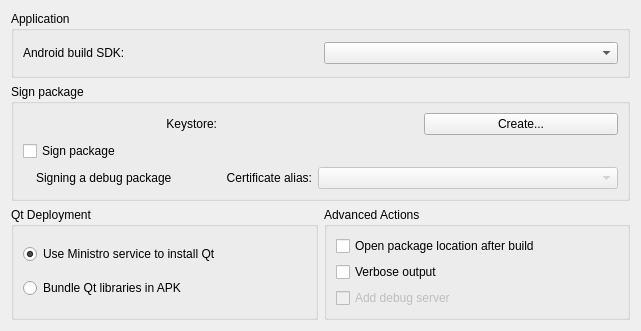
This is src/plugins/android/androidbuildapkwidget.ui in qt-creator/qt-creator as Qt 5 draws it before an edit. The edited form follows.
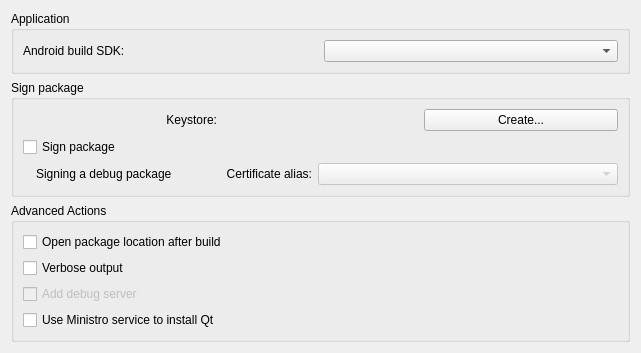
This is the edited form. Custom widgets are drawn as their Qt base class.

Commit message:
Android: turn "use Ministro" into a checkbox
Ministro is an advanced deployment option which requires knowledge of
how to set up and maintain a Ministro repository. Place it with the
other advanced options instead of as a checkbox alongside the normal
deployent mechanism which is used by default and probably in the vast
majority of cases, in order to reduce cognitive load on the user and
clean up the UI a bit (since two options in a radio selection doesn't
make much sense).

Task-number: QTBUG-62995

What changed in the file:
```diff
--- a/src/plugins/android/androidbuildapkwidget.ui
+++ b/src/plugins/android/androidbuildapkwidget.ui
@@ -7,7 +7,7 @@
     <x>0</x>
     <y>0</y>
     <width>641</width>
-    <height>331</height>
+    <height>349</height>
    </rect>
   </property>
   <property name="windowTitle">
@@ -139,7 +139,7 @@
      </layout>
     </widget>
    </item>
-   <item row="2" column="1">
+   <item row="2" column="0" colspan="2">
     <widget class="QGroupBox" name="advancedActions">
      <property name="title">
       <string>Advanced Actions</string>
@@ -152,13 +152,6 @@
         </property>
        </widget>
       </item>
-      <item row="1" column="0" colspan="2">
-       <widget class="QCheckBox" name="verboseOutputCheckBox">
-        <property name="text">
-         <string>Verbose output</string>
-        </property>
-       </widget>
-      </item>
       <item row="2" column="0" colspan="2">
        <widget class="QCheckBox" name="addDebuggerCheckBox">
         <property name="enabled">
@@ -172,35 +165,20 @@
         </property>
        </widget>
       </item>
-     </layout>
-    </widget>
-   </item>
-   <item row="2" column="0">
-    <widget class="QGroupBox" name="qtDeployment">
-     <property name="title">
-      <string>Qt Deployment</string>
-     </property>
-     <layout class="QVBoxLayout" name="verticalLayout">
-      <item>
-       <widget class="QRadioButton" name="ministroOption">
+      <item row="1" column="0" colspan="2">
+       <widget class="QCheckBox" name="verboseOutputCheckBox">
+        <property name="text">
+         <string>Verbose output</string>
+        </property>
+       </widget>
+      </item>
+      <item row="3" column="0" colspan="2">
+       <widget class="QCheckBox" name="ministroOption">
         <property name="toolTip">
          <string>Uses the external Ministro application to download and maintain Qt libraries.</string>
         </property>
         <property name="text">
          <string>Use Ministro service to install Qt</string>
-        </property>
-        <property name="checked">
-         <bool>true</bool>
-        </property>
-       </widget>
-      </item>
-      <item>
-       <widget class="QRadioButton" name="bundleQtOption">
-        <property name="toolTip">
-         <string>Creates a standalone APK.</string>
-        </property>
-        <property name="text">
-         <string>Bundle Qt libraries in APK</string>
         </property>
        </widget>
       </item>
```
The commit also changes 8 other files.
